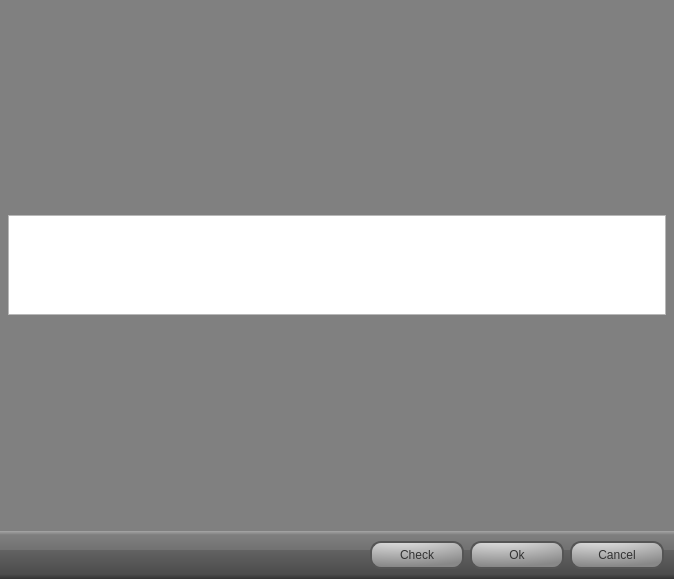
calaos/calaos_installer, file data/DialogScriptEditor.ui: the form before one commit.
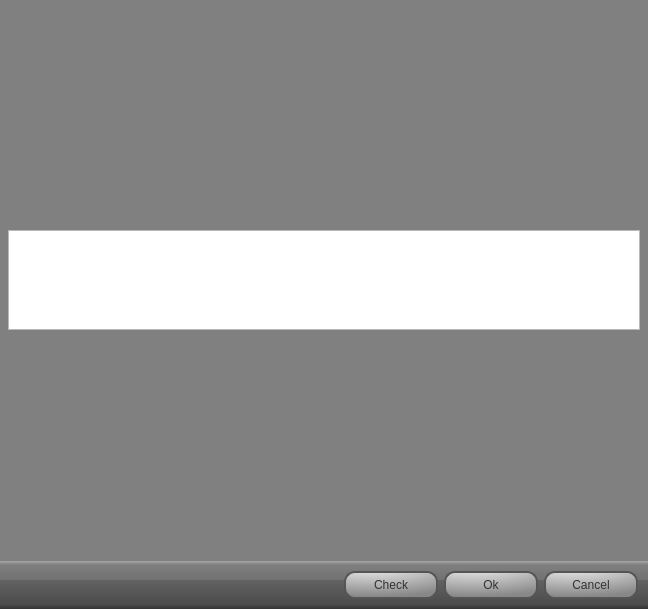
The form after the commit. Icons and pictures are not drawn.

```diff
--- a/data/DialogScriptEditor.ui
+++ b/data/DialogScriptEditor.ui
@@ -6,8 +6,8 @@
    <rect>
     <x>0</x>
     <y>0</y>
-    <width>674</width>
-    <height>579</height>
+    <width>648</width>
+    <height>609</height>
    </rect>
   </property>
   <property name="windowTitle">
```
